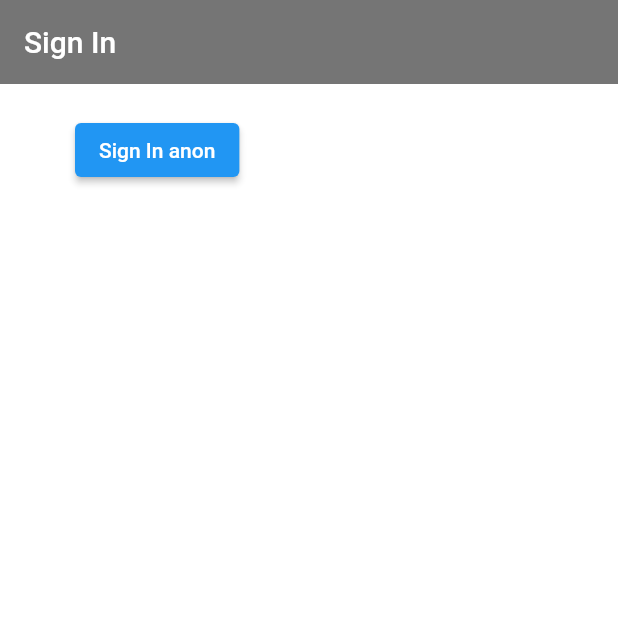
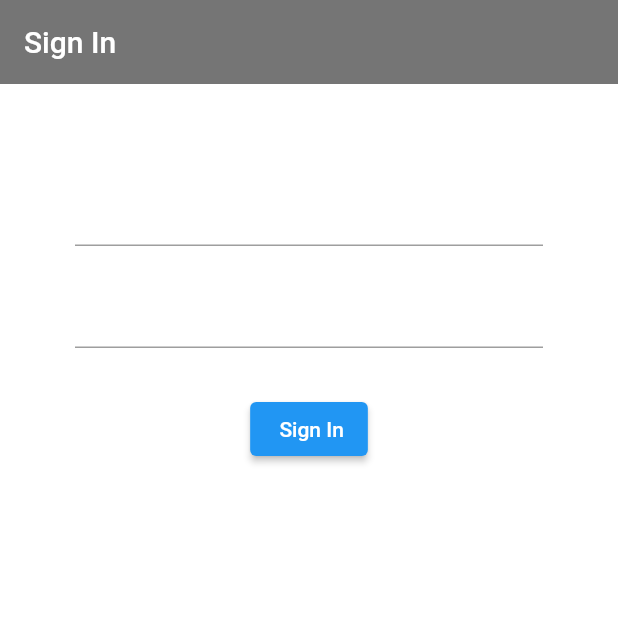
Before and after one commit to AryanKhubchandani/FirebaseLogin, a Flutter app: the screen it shows after launch, on a phone screen of 412 x 824 dp, the top half of it. Run offline on Flutter 3.47's test engine with Material 2 defaults, Android fonts, the light colour scheme and no system bars; our stand-ins replace firebase_auth, firebase_core; accounts and stored records are empty.

Commit message:
add sign in page

```diff
--- a/lib/screens/sign_in.dart
+++ b/lib/screens/sign_in.dart
@@ -8,6 +8,9 @@
 
 class _SignInState extends State<SignIn> {
   final AuthService _auth = AuthService();
+
+  String email = '';
+  String password = '';
   @override
   Widget build(BuildContext context) {
     return Scaffold(
@@ -19,19 +22,35 @@
       ),
       body: Container(
         padding: EdgeInsets.symmetric(vertical: 20.0, horizontal: 50.0),
-        child: ElevatedButton(
-          child: Text(
-            "Sign In anon",
+        child: Form(
+          child: Column(
+            children: <Widget>[
+              SizedBox(height: 40.0),
+              TextFormField(
+                onChanged: (val) {
+                  setState(() => email = val);
+                },
+              ),
+              SizedBox(height: 20.0),
+              TextFormField(
+                obscureText: true,
+                onChanged: (val) {
+                  setState(() => password = val);
+                },
+              ),
+              SizedBox(height: 30.0),
+              ElevatedButton(
+                child: Text(
+                  " Sign In",
+                  style: TextStyle(color: Colors.white),
+                ),
+                onPressed: () async {
+                  print(email);
+                  print(password);
+                },
+              )
+            ],
           ),
-          onPressed: () async {
-            dynamic result = await _auth.signInAnon();
-            if (result == null) {
-              print("Error Signing In");
-            } else {
-              print("Signed In");
-              print(result.uid);
-            }
-          },
         ),
       ),
     );
```
